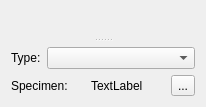
The window that src/scipyen/gui/widgets/dataclasswidgets/biologicalsourcewidget.ui (ctigaret/scipyen) describes before a commit, drawn with Qt 5.
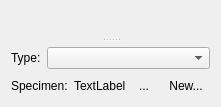
The same window after the commit. Icons and pictures are not drawn. Custom widgets are drawn as their Qt base class.

What changed in the file:
```diff
--- a/src/scipyen/gui/widgets/dataclasswidgets/biologicalsourcewidget.ui
+++ b/src/scipyen/gui/widgets/dataclasswidgets/biologicalsourcewidget.ui
@@ -76,6 +76,22 @@
            <property name="icon">
             <iconset theme="application-menu"/>
            </property>
+           <property name="autoRaise">
+            <bool>true</bool>
+           </property>
+          </widget>
+         </item>
+         <item>
+          <widget class="QToolButton" name="newSpecimenToolButton">
+           <property name="text">
+            <string>New...</string>
+           </property>
+           <property name="icon">
+            <iconset theme="document-new"/>
+           </property>
+           <property name="autoRaise">
+            <bool>true</bool>
+           </property>
           </widget>
          </item>
         </layout>
```
